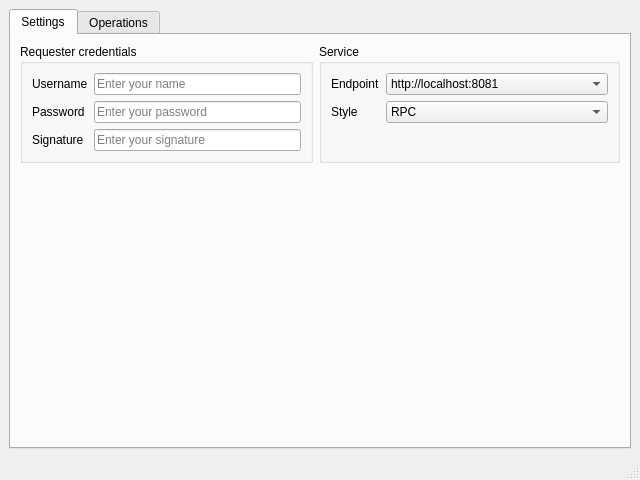
podsvirov/qtpaypal, file src/client/MainWindow.ui: the form before one commit.
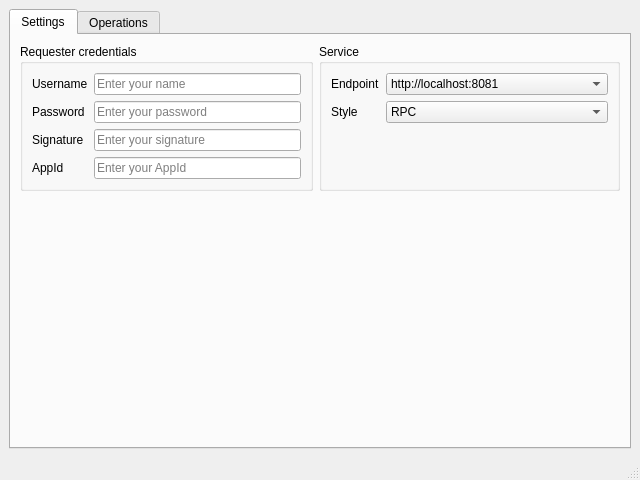
The form after the commit.

Commit message: Add AppId to RequesterCredentials

```diff
--- a/src/client/MainWindow.ui
+++ b/src/client/MainWindow.ui
@@ -84,6 +84,26 @@
                </property>
               </widget>
              </item>
+             <item row="3" column="0">
+              <widget class="QLabel" name="appIdLabel">
+               <property name="text">
+                <string>AppId</string>
+               </property>
+              </widget>
+             </item>
+             <item row="3" column="1">
+              <widget class="QLineEdit" name="appIdLineEdit">
+               <property name="text">
+                <string/>
+               </property>
+               <property name="echoMode">
+                <enum>QLineEdit::Normal</enum>
+               </property>
+               <property name="placeholderText">
+                <string>Enter your AppId</string>
+               </property>
+              </widget>
+             </item>
             </layout>
            </widget>
           </item>
```
Left out of the diff: 16 changed lines with no effect on the pictures. The commit also changes 1 other file.
